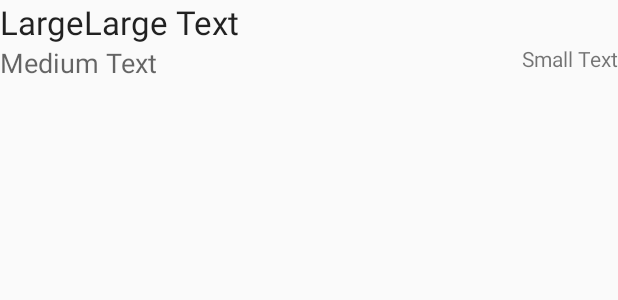
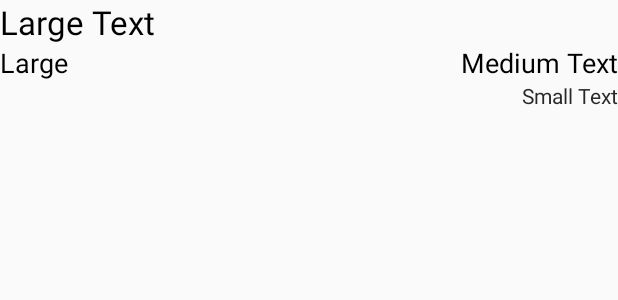
Before and after one commit to MatteoGranziera/unipd-api, an Android app: the layout lessonlistitem.xml on its own in the app's theme, with its tools: preview values and no code run, on a phone screen of 412 x 824 dp. Shown: the top 300 px of the screen. Run offline under Robolectric (Android 15) with nearby library versions, the phone set to English and light mode, and no system bars.

Commit message:
App: All work at now - First Release

```diff
--- a/AndroidApp/CalendarUnipd/app/src/main/java/com/tsac/matteo/calendarunipd/CalendarElement.java
+++ b/AndroidApp/CalendarUnipd/app/src/main/java/com/tsac/matteo/calendarunipd/CalendarElement.java
@@ -17,7 +17,7 @@ public class CalendarElement implements Parcelable {
     private Time start;
     private Time end;
     private String room;
-
+    public boolean separator = false;
 
 
     public CalendarElement(){
--- a/AndroidApp/CalendarUnipd/app/src/main/res/layout/lessonlistitem.xml
+++ b/AndroidApp/CalendarUnipd/app/src/main/res/layout/lessonlistitem.xml
@@ -6,13 +6,13 @@
     <TextView
         android:layout_width="wrap_content"
         android:layout_height="wrap_content"
-        android:textAppearance="?android:attr/textAppearanceLarge"
         android:text="Large Text"
         android:id="@+id/txtLezione"
         android:layout_alignParentTop="true"
-        android:layout_toRightOf="@+id/txtStanza"
-        android:layout_alignRight="@+id/txtOrario"
-        android:layout_alignEnd="@+id/txtOrario" />
+        android:layout_alignParentLeft="true"
+        android:layout_alignParentStart="true"
+        android:textAppearance="?android:attr/textAppearanceLarge"
+        android:textColor="#000"/>
 
     <TextView
         android:layout_width="wrap_content"
@@ -20,9 +20,10 @@
         android:textAppearance="?android:attr/textAppearanceSmall"
         android:text="Small Text"
         android:id="@+id/txtOrario"
-        android:layout_below="@+id/txtLezione"
+        android:layout_below="@+id/txtDocente"
         android:layout_alignParentRight="true"
-        android:layout_alignParentEnd="true" />
+        android:layout_alignParentEnd="true"
+        android:textColor="#ff282828"/>
 
     <TextView
         android:layout_width="wrap_content"
@@ -30,18 +31,20 @@
         android:textAppearance="?android:attr/textAppearanceMedium"
         android:text="Medium Text"
         android:id="@+id/txtDocente"
-        android:layout_below="@+id/txtLezione"
-        android:layout_alignParentLeft="true"
-        android:layout_alignParentStart="true" />
+        android:layout_alignTop="@+id/txtStanza"
+        android:layout_alignParentRight="true"
+        android:layout_alignParentEnd="true"
+        android:textColor="#000"/>
 
     <TextView
         android:layout_width="wrap_content"
         android:layout_height="wrap_content"
-        android:textAppearance="?android:attr/textAppearanceLarge"
+        android:textAppearance="?android:attr/textAppearanceMedium"
         android:text="Large"
         android:id="@+id/txtStanza"
-        android:layout_alignParentTop="true"
+        android:layout_below="@+id/txtLezione"
         android:layout_alignParentLeft="true"
-        android:layout_alignParentStart="true" />
+        android:layout_alignParentStart="true"
+        android:textColor="#000"/>
 
 </RelativeLayout>
--- a/AndroidApp/CalendarUnipd/app/src/main/res/values/strings.xml
+++ b/AndroidApp/CalendarUnipd/app/src/main/res/values/strings.xml
@@ -1,6 +1,4 @@
 <resources>
     <string name="app_name">Calendar Unipd</string>
-
-    <string name="hello_world">Hello world!</string>
     <string name="action_settings">Settings</string>
 </resources>
--- a/AndroidApp/CalendarUnipd/app/src/main/res/values/styles.xml
+++ b/AndroidApp/CalendarUnipd/app/src/main/res/values/styles.xml
@@ -1,8 +1,8 @@
 <resources>
 
     <!-- Base application theme. -->
-    <style name="AppTheme" parent="Theme.AppCompat.Light.DarkActionBar">
-        <!-- Customize your theme here. -->
+    <style name="AppTheme" parent="Base.Theme.AppCompat.Light.DarkActionBar">
+        <item name="android:textColor" >#000000</item>
     </style>
 
 </resources>
```
Also changed, not shown: AndroidApp/CalendarUnipd/app/src/main/java/com/tsac/matteo/calendarunipd/CalendarElementArrayAdapter.java (+17 -2 lines), AndroidApp/CalendarUnipd/app/src/main/java/com/tsac/matteo/calendarunipd/CalendarRepo.java (+75 -7 lines), AndroidApp/CalendarUnipd/app/src/main/java/com/tsac/matteo/calendarunipd/MainActivity.java (+40 -4 lines), AndroidApp/CalendarUnipd/app/src/main/res/layout/activity_main.xml (+47 -13 lines), AndroidApp/CalendarUnipd/app/src/main/res/layout/separatordateitem.xml (added, +16 -0 lines).
